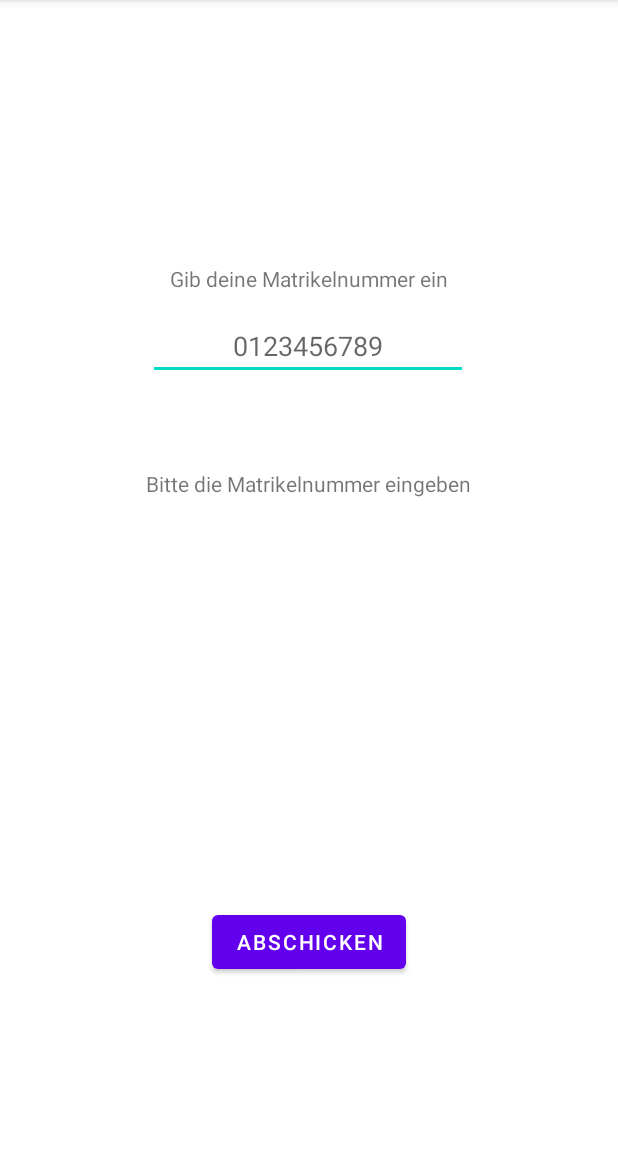
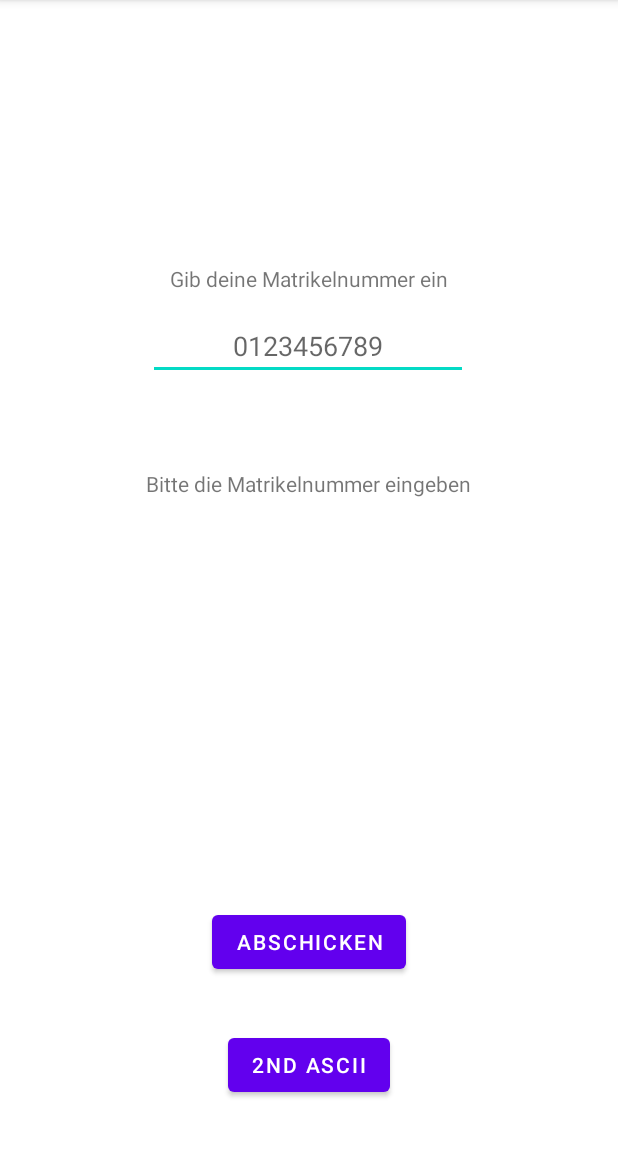
Before and after one commit to serschen/SE2_FirstExercise, an Android app: the screen it shows after launch (MainActivity), after a tap on "ABSCHICKEN", on a phone screen of 412 x 824 dp, the part 84-1236 px from its top. Run offline under Robolectric (Android 15) with nearby library versions, the phone set to English and light mode, and no system bars.

Commit message:
Add Exercise 3 from 2.2

```diff
--- a/app/src/main/java/com/example/se2_firstexercise/MainActivity.java
+++ b/app/src/main/java/com/example/se2_firstexercise/MainActivity.java
@@ -19,6 +19,7 @@ public class MainActivity extends AppCompatActivity implements View.OnClickListe
     Button btnSubmit;
     EditText txtNumber;
     TextView txtResponse;
+    Button btnAscii;
 
     @Override
     protected void onCreate(Bundle savedInstanceState) {
@@ -33,10 +34,12 @@ public class MainActivity extends AppCompatActivity implements View.OnClickListe
         btnSubmit = findViewById(R.id.btnSubmit);
         txtNumber = findViewById(R.id.txtNumber);
         txtResponse = findViewById(R.id.txtResponse);
+        btnAscii = findViewById(R.id.btnAscii);
     }
 
     private void registrateEventHandlers(){
         btnSubmit.setOnClickListener(this);
+        btnAscii.setOnClickListener(this);
     }
 
     private void contactServer(int matrikel){
@@ -90,6 +93,20 @@ public class MainActivity extends AppCompatActivity implements View.OnClickListe
             else{
                 txtResponse.setText("Bitte die Matrikelnummer eingeben");
             }
+        }else if(v == btnAscii){
+            String number = txtNumber.getText().toString();
+            StringBuilder newNumber = new StringBuilder();
+
+            for(int i=0; i < number.length(); i++){
+                if(i%2 != 0){
+                    newNumber.append((char)(number.charAt(i) + 64));
+                }
+                else{
+                    newNumber.append(number.charAt(i));
+                }
+            }
+
+            txtResponse.setText(newNumber.toString());
         }
     }
 }
--- a/app/src/main/res/layout/activity_main.xml
+++ b/app/src/main/res/layout/activity_main.xml
@@ -54,4 +54,15 @@
         app:layout_constraintStart_toStartOf="parent"
         app:layout_constraintTop_toTopOf="parent"
         app:layout_constraintVertical_bias="0.932" />
+
+    <Button
+        android:id="@+id/btnAscii"
+        android:layout_width="wrap_content"
+        android:layout_height="wrap_content"
+        android:text="2nd ASCII"
+        app:layout_constraintBottom_toBottomOf="parent"
+        app:layout_constraintEnd_toEndOf="parent"
+        app:layout_constraintStart_toStartOf="parent"
+        app:layout_constraintTop_toBottomOf="@+id/btnSubmit" />
+
 </androidx.constraintlayout.widget.ConstraintLayout>
```
